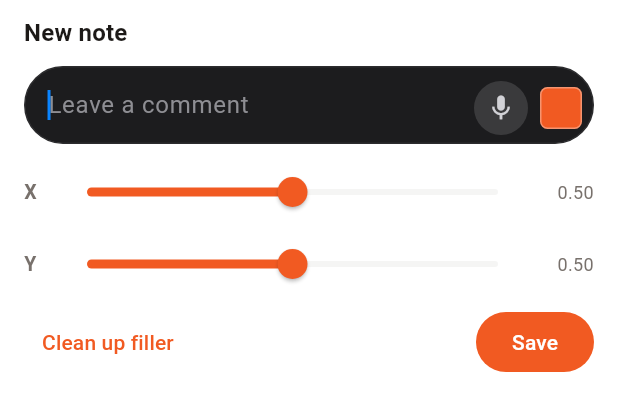
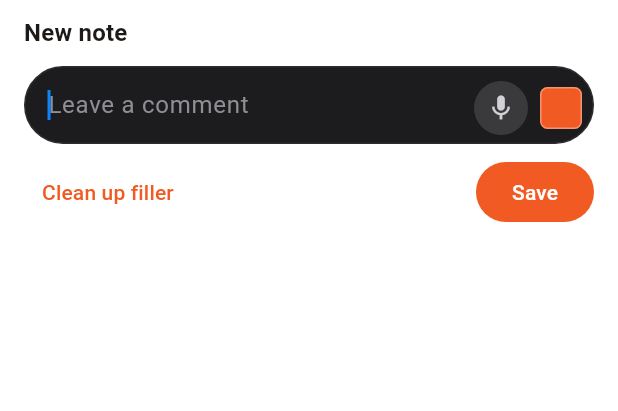
Before and after one commit to LewisAGI/shelf, a Flutter app: the NoteEditor widget shown alone on an empty page, opened directly with empty values, on a phone screen of 412 x 824 dp. Shown: the top 411 px of the screen. Run offline on Flutter 3.47's test engine with Material 3 defaults, Android fonts, the phone set to English and light mode, and no system bars; our stand-ins replace file_picker, speech_to_text, sqflite; missing offline and left inert: pdfrx; accounts and stored records are empty.

```diff
--- a/lib/models/note.dart
+++ b/lib/models/note.dart
@@ -31,7 +31,7 @@ class Note {
   final DateTime createdAt;
   final DateTime updatedAt;
 
-  /// When set, the note is anchored to a PDF word/selection, not only X/Y.
+  /// When set, the note is anchored to a PDF word/selection, not only a tap point.
   final NoteSelection? selection;
 
   bool get isSelectionAnchored => selection != null;
--- a/lib/widgets/note_editor.dart
+++ b/lib/widgets/note_editor.dart
@@ -85,8 +85,8 @@ class NoteEditor extends StatefulWidget {
 class _NoteEditorState extends State<NoteEditor> {
   late final TextEditingController _controller;
   late String _labelId;
-  late double _x;
-  late double _y;
+  late final double _x;
+  late final double _y;
   bool _listening = false;
   String? _status;
 
@@ -223,15 +223,17 @@ class _NoteEditorState extends State<NoteEditor> {
               Expanded(
                 child: Text(
                   widget.note == null ? 'New note' : 'Note',
-                  style: Theme.of(context).textTheme.titleMedium?.copyWith(
-                    fontWeight: FontWeight.w600,
-                  ),
+                  style: Theme.of(context).textTheme.titleMedium
+                      ?.copyWith(fontWeight: FontWeight.w600),
                 ),
               ),
               if (page != null)
                 Text(
                   'Page $page',
-                  style: const TextStyle(color: ShelfColors.muted, fontSize: 13),
+                  style: const TextStyle(
+                    color: ShelfColors.muted,
+                    fontSize: 13,
+                  ),
                 ),
             ],
           ),
@@ -253,19 +255,6 @@ class _NoteEditorState extends State<NoteEditor> {
             ),
           ],
           const SizedBox(height: 8),
-          _PositionSlider(
-            key: const Key('note-position-x'),
-            label: 'X',
-            value: _x,
-            onChanged: (value) => setState(() => _x = value),
-          ),
-          _PositionSlider(
-            key: const Key('note-position-y'),
-            label: 'Y',
-            value: _y,
-            onChanged: (value) => setState(() => _y = value),
-          ),
-          const SizedBox(height: 4),
           Row(
             children: [
               Flexible(
@@ -281,14 +270,8 @@ class _NoteEditorState extends State<NoteEditor> {
                 ),
               ),
               if (widget.note != null)
-                TextButton(
-                  onPressed: _delete,
-                  child: const Text('Delete'),
-                ),
-              FilledButton(
-                onPressed: _save,
-                child: const Text('Save'),
-              ),
+                TextButton(onPressed: _delete, child: const Text('Delete')),
+              FilledButton(onPressed: _save, child: const Text('Save')),
             ],
           ),
         ],
@@ -418,49 +401,3 @@ class _MicButton extends StatelessWidget {
     );
   }
 }
-
-class _PositionSlider extends StatelessWidget {
-  const _PositionSlider({
-    super.key,
-    required this.label,
-    required this.value,
-    required this.onChanged,
-  });
-
-  final String label;
-  final double value;
-  final ValueChanged<double> onChanged;
-
-  @override
-  Widget build(BuildContext context) {
-    return Row(
-      children: [
-        SizedBox(
-          width: 18,
-          child: Text(
-            label,
-            style: const TextStyle(
-              fontWeight: FontWeight.w600,
-              fontSize: 13,
-              color: ShelfColors.muted,
-            ),
-          ),
-        ),
-        Expanded(
-          child: Slider(
-            value: value,
-            onChanged: onChanged,
-          ),
-        ),
-        SizedBox(
-          width: 40,
-          child: Text(
-            value.toStringAsFixed(2),
-            textAlign: TextAlign.end,
-            style: const TextStyle(fontSize: 12, color: ShelfColors.muted),
-          ),
-        ),
-      ],
-    );
-  }
-}
```
Also changed, not shown: lib/models/note_selection.dart (+3 -9 lines), lib/screens/reader_screen.dart (+7 -1 lines), lib/widgets/pdf_selection_chrome.dart (added, +169 -0 lines), 4 other files.
